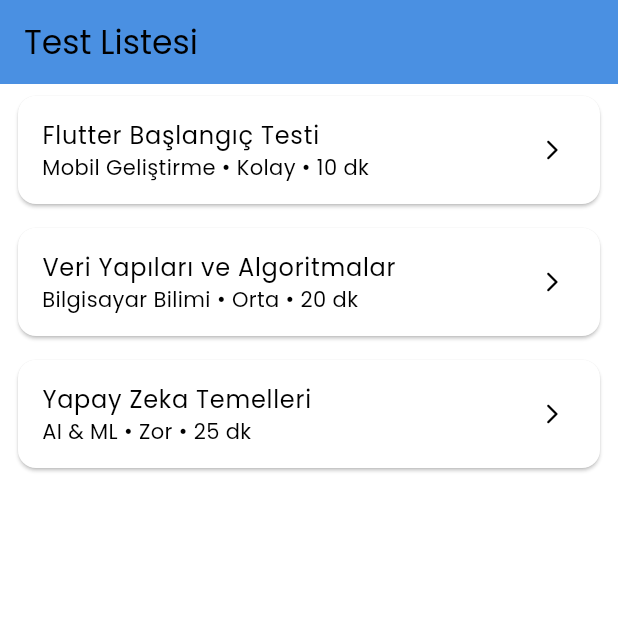
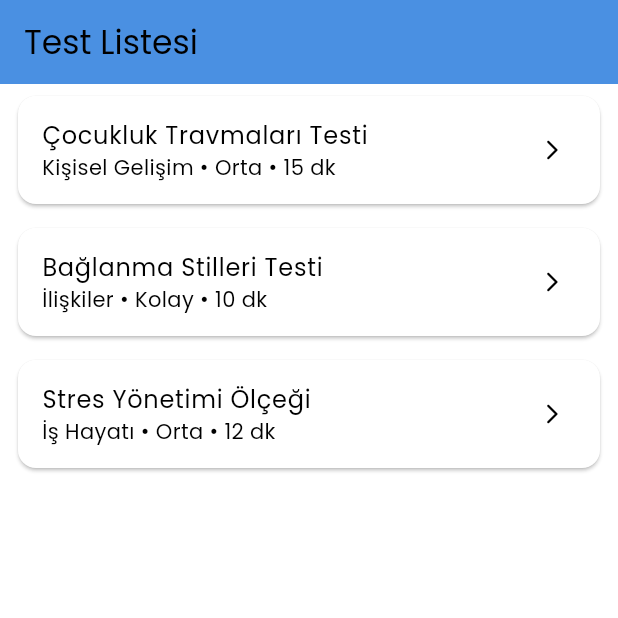
Before and after one commit to sadullah44/quvexai_mobile, a Flutter app: the TestListScreen screen opened by its route, on a phone screen of 412 x 824 dp, the top half of it. Run offline on Flutter 3.47's test engine with Material 3 defaults, Android fonts, the phone set to English and light mode, and no system bars; our stand-ins replace dio, equatable, flutter_riverpod, flutter_secure_storage, go_router; accounts and stored records are empty.

Commit message:
2.madde tamamlandı

```diff
--- /dev/null
+++ b/assets/mock/test_list.json
@@ -0,0 +1,25 @@
+[{
+        "id": "t1-cocukluk-travma",
+        "name": "Çocukluk Travmaları Testi",
+        "category": "Kişisel Gelişim",
+        "estimated_time_mins": 15,
+        "difficulty": "Orta",
+        "description": "Bu test, çocukluk döneminde yaşanan olumsuz deneyimlerin yetişkinlikteki olası yansımalarını keşfetmek için tasarlanmıştır."
+    },
+    {
+        "id": "t2-baglanma-stilleri",
+        "name": "Bağlanma Stilleri Testi",
+        "category": "İlişkiler",
+        "estimated_time_mins": 10,
+        "difficulty": "Kolay",
+        "description": "Yakın ilişkilerinizdeki bağlanma stilinizi (Güvenli, Kaygılı, Kaçıngan) belirlemenize yardımcı olur."
+    },
+    {
+        "id": "t3-stres-yonetimi",
+        "name": "Stres Yönetimi Ölçeği",
+        "category": "İş Hayatı",
+        "estimated_time_mins": 12,
+        "difficulty": "Orta",
+        "description": "Günlük yaşamdaki stres kaynaklarınızla ne kadar etkili başa çıktığınızı ölçer."
+    }
+]
--- a/lib/core/router/app_router.dart
+++ b/lib/core/router/app_router.dart
@@ -5,7 +5,7 @@ import 'package:quvexai_mobile/features/auth/presentation/screens/login_screen.d
 import 'package:quvexai_mobile/features/auth/presentation/screens/register_screen.dart';
 import 'package:quvexai_mobile/features/auth/presentation/screens/splash_screen.dart';
 import 'package:quvexai_mobile/features/dashboard/presentation/screens/dashboard_screen.dart';
-import 'package:quvexai_mobile/features/dashboard/presentation/screens/test_detail_screen.dart';
+import 'package:quvexai_mobile/features/tests/presentation/screens/test_detail_screen.dart';
 import 'package:quvexai_mobile/features/tests/data/models/test_model.dart';
 import 'package:quvexai_mobile/features/tests/presentation/screens/test_list_screen.dart'; // ✅ EKLENDİ
 
--- a/lib/features/tests/data/models/test_model.dart
+++ b/lib/features/tests/data/models/test_model.dart
@@ -1,40 +1,69 @@
+// 1. Equatable (Karşılaştırma için)
 import 'package:equatable/equatable.dart';
 
+/// Bu sınıf, 'Test' verisinin "kalıbıdır".
+/// API'den gelen JSON'u, Dart kodunun anlayabileceği
+/// bir 'Dart nesnesine' dönüştüren "tercümandır".
 class TestModel extends Equatable {
+  // 1. Alanlar (Postman'den gördüklerimiz)
   final String id;
   final String name;
   final String category;
   final int estimatedTimeMins;
   final String difficulty;
+
+  // --- DÜZELTME: EKSİK ALANI EKLEME ---
+  // Arkadaşınızın (Kişi 2) 'TestDetailScreen'de ihtiyaç duyduğu
+  // 'description' (açıklama) alanını ekliyoruz.
+  // API'de bu alan boş gelebileceği için 'nullable' (?) yaptık.
   final String? description;
+  // --- DÜZELTME SONU ---
 
+  // 2. Standart Kurucu (Constructor)
   const TestModel({
     required this.id,
     required this.name,
     required this.category,
     required this.estimatedTimeMins,
     required this.difficulty,
-    this.description,
+    this.description, // <-- Buraya da ekledik
   });
 
+  // 3. "Fabrika" Kurucusu (JSON TERCÜMANI)
+  /// Bu 'fabrika' metodu, 'Map<String, dynamic>' (Flutter'ın
+  /// JSON verisine verdiği ad) tipinde bir veri alır ve onu
+  /// 'TestModel' nesnesine dönüştürür.
   factory TestModel.fromJson(Map<String, dynamic> json) {
     return TestModel(
       id: json['id'] as String,
       name: json['name'] as String,
       category: json['category'] as String,
+      // API'nizden (veya sahte JSON'dan) gelen verinin
+      // 'int' (sayı) olduğundan emin olun
       estimatedTimeMins: json['estimated_time_mins'] as int,
       difficulty: json['difficulty'] as String,
+
+      // --- DÜZELTME: TERCÜMANA YENİ KURAL EKLEME ---
+      // 'description' anahtarını JSON'dan oku.
+      // 'as String?' -> Bu, 'null' olabileceği anlamına gelir.
       description: json['description'] as String?,
+      // --- DÜZELTME SONU ---
     );
   }
 
+  // 4. Equatable (Karşılaştırma) için gerekli
   @override
-  List<Object?> get props => [
+  List<Object?> get props {
+    // --- DÜZELTME: 'props' LİSTESİNE EKLEME ---
+    // 'description' alanını da karşılaştırmaya dahil et
+    return [
       id,
       name,
       category,
       estimatedTimeMins,
       difficulty,
-    description,
+      description, // <-- Buraya da ekledik
     ];
+    // --- DÜZELTME SONU ---
   }
+}
--- a/lib/features/tests/presentation/screens/test_list_screen.dart
+++ b/lib/features/tests/presentation/screens/test_list_screen.dart
@@ -1,41 +1,98 @@
 import 'package:flutter/material.dart';
 import 'package:flutter_riverpod/flutter_riverpod.dart';
 import 'package:go_router/go_router.dart';
+
+// 1. DOĞRU İMPORT: "Beyin"i ('testProvider') import ediyoruz
+import 'package:quvexai_mobile/features/tests/presentation/providers/test_provider.dart';
+// 2. MODELİ import ediyoruz (Kartta kullanmak için)
 import 'package:quvexai_mobile/features/tests/data/models/test_model.dart';
-import 'package:quvexai_mobile/features/tests/data/datasources/test_api_data_source.dart';
 
-class TestListScreen extends ConsumerWidget {
+// 3. 'ConsumerStatefulWidget'a dönüştürdük.
+//    - 'Consumer': 'ref' (Riverpod) aracını kullanmak için.
+//    - 'Stateful': 'initState' (ekran ilk açıldığında) metodunu
+//                  kullanarak veriyi BİR KEZ çekme komutu vermek için.
+class TestListScreen extends ConsumerStatefulWidget {
   const TestListScreen({super.key});
 
   @override
-  Widget build(BuildContext context, WidgetRef ref) {
-    final testApi = ref.watch(testApiDataSourceProvider);
+  ConsumerState<TestListScreen> createState() => _TestListScreenState();
+}
+
+class _TestListScreenState extends ConsumerState<TestListScreen> {
+  @override
+  void initState() {
+    super.initState();
+    // 4. EKRAN İLK AÇILDIĞINDA (BİR KEZ) TETİKLEME:
+    // 'initState' içinde 'ref.read' kullanmanın güvenli yolu:
+    WidgetsBinding.instance.addPostFrameCallback((_) {
+      // "Testler Beyni"ne ('testProvider') ulaş ve
+      // 'fetchTests' (testleri çek) fonksiyonunu tetikle.
+      ref.read(testProvider.notifier).fetchTests();
+    });
+  }
+
+  @override
+  Widget build(BuildContext context) {
+    // 5. "TESTLER GÖSTERGE PANELİNİ" İZLE ('watch'):
+    // 'testProvider'daki 'TestState'i (isLoading, tests, errorMessage)
+    // sürekli izle. State değiştikçe bu 'build' metodu yeniden çalışır.
+    final state = ref.watch(testProvider);
 
     return Scaffold(
       appBar: AppBar(title: const Text('Test Listesi')),
-      body: FutureBuilder<List<TestModel>>(
-        future: testApi.getTests(),
-        builder: (context, snapshot) {
-          if (snapshot.connectionState == ConnectionState.waiting) {
-            return const Center(child: CircularProgressIndicator());
-          }
 
-          if (snapshot.hasError) {
-            return Center(child: Text('Bir hata oluştu: ${snapshot.error}'));
-          }
+      // 6. DURUMA (STATE) GÖRE ARAYÜZÜ (UI) ÇİZ:
+      // ('FutureBuilder' yerine bu 'if/else' bloğunu kullanıyoruz)
 
-          final tests = snapshot.data ?? [];
-
-          if (tests.isEmpty) {
-            return const Center(child: Text('Hiç test bulunamadı.'));
-          }
-
-          return ListView.builder(
-            itemCount: tests.length,
+      // DURUM A: Yükleniyor mu?
+      body: state.isLoading
+          ? const Center(child: CircularProgressIndicator())
+          // DURUM B: Hata var mı?
+          : state.errorMessage != null
+          ? Center(
+              child: Column(
+                mainAxisAlignment: MainAxisAlignment.center,
+                children: [
+                  const Icon(Icons.error_outline, color: Colors.red, size: 60),
+                  const SizedBox(height: 16),
+                  Text(
+                    'Testler yüklenemedi: ${state.errorMessage}',
+                    textAlign: TextAlign.center,
+                    style: const TextStyle(fontSize: 16),
+                  ),
+                  const SizedBox(height: 20),
+                  ElevatedButton.icon(
+                    icon: const Icon(Icons.refresh),
+                    label: const Text('Tekrar Dene'),
+                    onPressed: () {
+                      // Hata durumunda, "Beyin"deki 'fetchTests'
+                      // fonksiyonunu tekrar tetikle.
+                      ref.read(testProvider.notifier).fetchTests();
+                    },
+                  ),
+                ],
+              ),
+            )
+          // DURUM C: Veri boş mu?
+          : state.tests.isEmpty
+          ? const Center(
+              child: Text(
+                'Gösterilecek test bulunamadı.',
+                style: TextStyle(fontSize: 18),
+              ),
+            )
+          // DURUM D: Başarılı (Veri geldi)
+          : ListView.builder(
+              itemCount: state.tests.length,
               itemBuilder: (context, index) {
-              final test = tests[index];
+                final test = state.tests[index];
+                // Arkadaşınızın (Kişi 2) yaptığı arayüz kodunun
+                // (Card, ListTile, onTap) aynısını kullanıyoruz
                 return Card(
-                margin: const EdgeInsets.symmetric(horizontal: 12, vertical: 8),
+                  margin: const EdgeInsets.symmetric(
+                    horizontal: 12,
+                    vertical: 8,
+                  ),
                   child: ListTile(
                     title: Text(test.name),
                     subtitle: Text(
@@ -51,8 +108,6 @@ class TestListScreen extends ConsumerWidget {
                   ),
                 );
               },
-          );
-        },
             ),
     );
   }
--- a/pubspec.yaml
+++ b/pubspec.yaml
@@ -73,7 +73,7 @@ flutter:
 
   assets:
     - assets/fonts/images/logo.png
-    - assets/mock/
+    - assets/mock/test_list.json
 
   fonts:
     - family: Poppins
```
Also changed, not shown: lib/features/dashboard/presentation/screens/test_detail_screen.dart (deleted, +0 -44 lines), lib/features/dashboard/presentation/tabs/test_list_tab.dart (+47 -23 lines), lib/features/tests/data/datasources/mock_test_data_source.dart (added, +44 -0 lines), lib/features/tests/data/repositories/test_repository.dart (+13 -23 lines), lib/features/tests/presentation/screens/test_detail_screen.dart (added, +76 -0 lines). Lines whose indentation alone changed are shown as unchanged.
